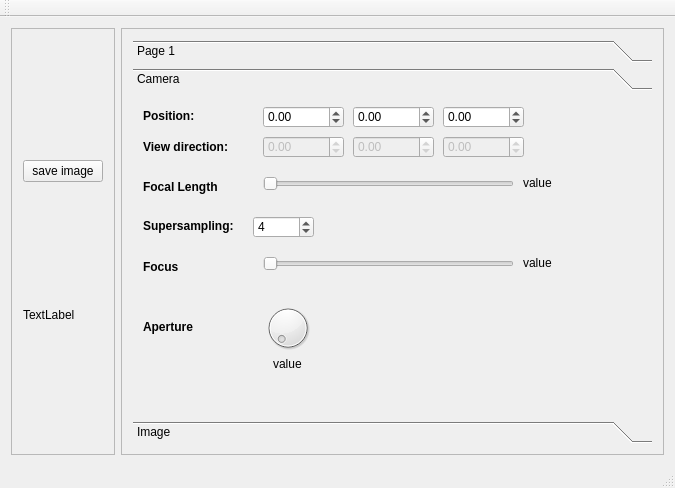
The window that mainwindow.ui (awegsche/QtRaytracer) describes before a commit, drawn with Qt 5.
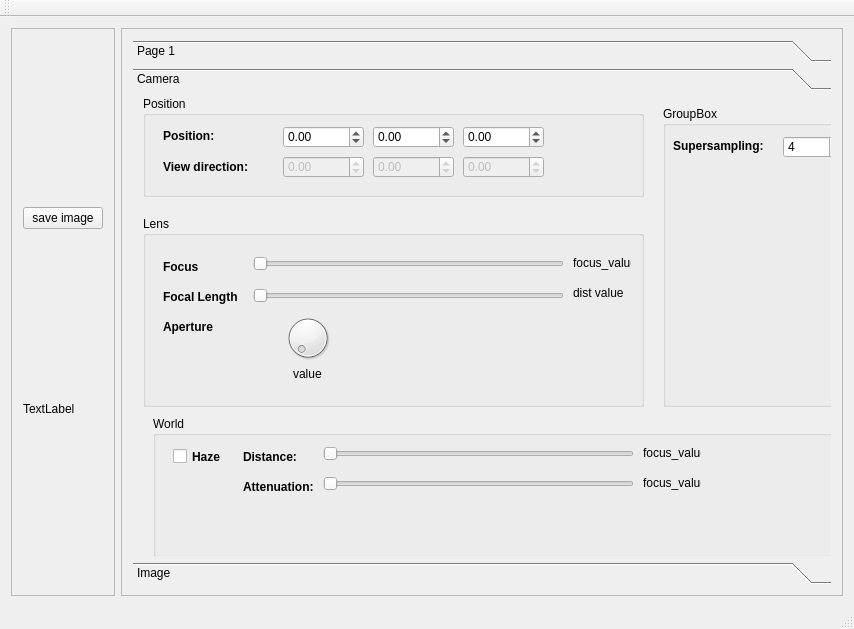
The same window after the commit.

```diff
--- a/mainwindow.ui
+++ b/mainwindow.ui
@@ -6,8 +6,8 @@
    <rect>
     <x>0</x>
     <y>0</y>
-    <width>675</width>
-    <height>488</height>
+    <width>854</width>
+    <height>629</height>
    </rect>
   </property>
   <property name="windowTitle">
@@ -103,37 +103,77 @@
            <rect>
             <x>0</x>
             <y>0</y>
-            <width>536</width>
-            <height>316</height>
+            <width>723</width>
+            <height>470</height>
            </rect>
           </property>
           <attribute name="label">
            <string>Camera</string>
           </attribute>
-          <widget class="QLabel" name="label">
+          <widget class="QGroupBox" name="groupBox">
            <property name="geometry">
             <rect>
              <x>10</x>
-             <y>10</y>
-             <width>61</width>
-             <height>20</height>
+             <y>0</y>
+             <width>501</width>
+             <height>101</height>
             </rect>
            </property>
+           <property name="sizePolicy">
+            <sizepolicy hsizetype="Preferred" vsizetype="Preferred">
+             <horstretch>0</horstretch>
+             <verstretch>0</verstretch>
+            </sizepolicy>
+           </property>
            <property name="font">
             <font>
-             <weight>75</weight>
-             <bold>true</bold>
+             <weight>50</weight>
+             <bold>false</bold>
             </font>
            </property>
-           <property name="text">
-            <string>Position:</string>
+           <property name="title">
+            <string>Position</string>
+           </property>
+           <widget class="QDoubleSpinBox" name="camDirZ">
+            <property name="enabled">
+             <bool>false</bool>
+            </property>
+            <property name="geometry">
+             <rect>
+              <x>320</x>
+              <y>60</y>
+              <width>81</width>
+              <height>22</height>
+             </rect>
+            </property>
+            <property name="minimum">
+             <double>-10000.000000000000000</double>
+            </property>
+            <property name="maximum">
+             <double>10000.000000000000000</double>
+            </property>
+           </widget>
+           <widget class="QDoubleSpinBox" name="camPosZ">
+            <property name="geometry">
+             <rect>
+              <x>320</x>
+              <y>30</y>
+              <width>81</width>
+              <height>22</height>
+             </rect>
+            </property>
+            <property name="minimum">
+             <double>-10000.000000000000000</double>
+            </property>
+            <property name="maximum">
+             <double>10000.000000000000000</double>
            </property>
           </widget>
           <widget class="QLabel" name="label_2">
            <property name="geometry">
             <rect>
-             <x>10</x>
-             <y>40</y>
+              <x>20</x>
+              <y>60</y>
              <width>111</width>
              <height>21</height>
             </rect>
@@ -148,27 +188,33 @@
             <string>View direction:</string>
            </property>
           </widget>
-          <widget class="QDoubleSpinBox" name="camPosX">
+           <widget class="QLabel" name="label">
            <property name="geometry">
             <rect>
-             <x>130</x>
-             <y>10</y>
-             <width>81</width>
-             <height>22</height>
-            </rect>
-           </property>
-           <property name="minimum">
-            <double>-10000.000000000000000</double>
-           </property>
-           <property name="maximum">
-            <double>10000.000000000000000</double>
-           </property>
-          </widget>
-          <widget class="QDoubleSpinBox" name="camPosZ">
+              <x>20</x>
+              <y>30</y>
+              <width>61</width>
+              <height>20</height>
+             </rect>
+            </property>
+            <property name="font">
+             <font>
+              <weight>75</weight>
+              <bold>true</bold>
+             </font>
+            </property>
+            <property name="text">
+             <string>Position:</string>
+            </property>
+           </widget>
+           <widget class="QDoubleSpinBox" name="camDirY">
+            <property name="enabled">
+             <bool>false</bool>
+            </property>
            <property name="geometry">
             <rect>
-             <x>310</x>
-             <y>10</y>
+              <x>230</x>
+              <y>60</y>
              <width>81</width>
              <height>22</height>
             </rect>
@@ -183,8 +229,8 @@
           <widget class="QDoubleSpinBox" name="camPosY">
            <property name="geometry">
             <rect>
-             <x>220</x>
-             <y>10</y>
+              <x>230</x>
+              <y>30</y>
              <width>81</width>
              <height>22</height>
             </rect>
@@ -202,8 +248,8 @@
            </property>
            <property name="geometry">
             <rect>
-             <x>130</x>
-             <y>40</y>
+              <x>140</x>
+              <y>60</y>
              <width>81</width>
              <height>22</height>
             </rect>
@@ -215,14 +261,11 @@
             <double>10000.000000000000000</double>
            </property>
           </widget>
-          <widget class="QDoubleSpinBox" name="camDirY">
-           <property name="enabled">
-            <bool>false</bool>
-           </property>
+           <widget class="QDoubleSpinBox" name="camPosX">
            <property name="geometry">
             <rect>
-             <x>220</x>
-             <y>40</y>
+              <x>140</x>
+              <y>30</y>
              <width>81</width>
              <height>22</height>
             </rect>
@@ -234,32 +277,39 @@
             <double>10000.000000000000000</double>
            </property>
           </widget>
-          <widget class="QDoubleSpinBox" name="camDirZ">
-           <property name="enabled">
-            <bool>false</bool>
-           </property>
+          </widget>
+          <widget class="QGroupBox" name="groupBox_2">
            <property name="geometry">
             <rect>
-             <x>310</x>
-             <y>40</y>
-             <width>81</width>
-             <height>22</height>
+             <x>10</x>
+             <y>120</y>
+             <width>501</width>
+             <height>191</height>
             </rect>
            </property>
-           <property name="minimum">
-            <double>-10000.000000000000000</double>
+           <property name="title">
+            <string>Lens</string>
            </property>
-           <property name="maximum">
-            <double>10000.000000000000000</double>
+           <widget class="QLabel" name="distanceValue">
+            <property name="geometry">
+             <rect>
+              <x>430</x>
+              <y>70</y>
+              <width>58</width>
+              <height>14</height>
+             </rect>
+            </property>
+            <property name="text">
+             <string>dist value</string>
            </property>
           </widget>
           <widget class="QSlider" name="distanceSlider">
            <property name="geometry">
             <rect>
-             <x>130</x>
-             <y>80</y>
-             <width>251</width>
-             <height>16</height>
+              <x>110</x>
+              <y>70</y>
+              <width>311</width>
+              <height>20</height>
             </rect>
            </property>
            <property name="minimum">
@@ -275,8 +325,8 @@
           <widget class="QLabel" name="label_3">
            <property name="geometry">
             <rect>
-             <x>10</x>
-             <y>80</y>
+              <x>20</x>
+              <y>70</y>
              <width>111</width>
              <height>21</height>
             </rect>
@@ -291,62 +341,11 @@
             <string>Focal Length</string>
            </property>
           </widget>
-          <widget class="QLabel" name="distanceValue">
-           <property name="geometry">
-            <rect>
-             <x>390</x>
-             <y>80</y>
-             <width>58</width>
-             <height>14</height>
-            </rect>
-           </property>
-           <property name="text">
-            <string>value</string>
-           </property>
-          </widget>
-          <widget class="QLabel" name="label_4">
-           <property name="geometry">
-            <rect>
-             <x>10</x>
-             <y>120</y>
-             <width>111</width>
-             <height>20</height>
-            </rect>
-           </property>
-           <property name="font">
-            <font>
-             <weight>75</weight>
-             <bold>true</bold>
-            </font>
-           </property>
-           <property name="text">
-            <string>Supersampling:</string>
-           </property>
-          </widget>
-          <widget class="QSpinBox" name="supersamplingBox">
-           <property name="geometry">
-            <rect>
-             <x>120</x>
-             <y>120</y>
-             <width>61</width>
-             <height>22</height>
-            </rect>
-           </property>
-           <property name="minimum">
-            <number>1</number>
-           </property>
-           <property name="maximum">
-            <number>10000</number>
-           </property>
-           <property name="value">
-            <number>4</number>
-           </property>
-          </widget>
           <widget class="QLabel" name="label_5">
            <property name="geometry">
             <rect>
-             <x>10</x>
-             <y>160</y>
+              <x>20</x>
+              <y>40</y>
              <width>111</width>
              <height>21</height>
             </rect>
@@ -364,9 +363,9 @@
           <widget class="QSlider" name="focusSlider">
            <property name="geometry">
             <rect>
-             <x>130</x>
-             <y>160</y>
-             <width>251</width>
+              <x>110</x>
+              <y>40</y>
+              <width>311</width>
              <height>16</height>
             </rect>
            </property>
@@ -383,21 +382,40 @@
           <widget class="QLabel" name="focusValue">
            <property name="geometry">
             <rect>
-             <x>390</x>
-             <y>160</y>
+              <x>430</x>
+              <y>40</y>
              <width>58</width>
              <height>14</height>
             </rect>
            </property>
            <property name="text">
-            <string>value</string>
+             <string>focus_value</string>
+            </property>
+           </widget>
+           <widget class="QLabel" name="label_6">
+            <property name="geometry">
+             <rect>
+              <x>20</x>
+              <y>100</y>
+              <width>111</width>
+              <height>21</height>
+             </rect>
+            </property>
+            <property name="font">
+             <font>
+              <weight>75</weight>
+              <bold>true</bold>
+             </font>
+            </property>
+            <property name="text">
+             <string>Aperture</string>
            </property>
           </widget>
           <widget class="QDial" name="dial">
            <property name="geometry">
             <rect>
-             <x>130</x>
-             <y>200</y>
+              <x>140</x>
+              <y>90</y>
              <width>50</width>
              <height>64</height>
             </rect>
@@ -412,8 +430,8 @@
           <widget class="QLabel" name="apertureValue">
            <property name="geometry">
             <rect>
-             <x>140</x>
-             <y>260</y>
+              <x>150</x>
+              <y>150</y>
              <width>31</width>
              <height>16</height>
             </rect>
@@ -422,12 +440,76 @@
             <string>value</string>
            </property>
           </widget>
-          <widget class="QLabel" name="label_6">
+          </widget>
+          <widget class="QGroupBox" name="groupBox_3">
+           <property name="geometry">
+            <rect>
+             <x>530</x>
+             <y>10</y>
+             <width>191</width>
+             <height>301</height>
+            </rect>
+           </property>
+           <property name="title">
+            <string>GroupBox</string>
+           </property>
+           <widget class="QLabel" name="label_4">
            <property name="geometry">
             <rect>
              <x>10</x>
-             <y>220</y>
+              <y>30</y>
              <width>111</width>
+              <height>20</height>
+             </rect>
+            </property>
+            <property name="font">
+             <font>
+              <weight>75</weight>
+              <bold>true</bold>
+             </font>
+            </property>
+            <property name="text">
+             <string>Supersampling:</string>
+            </property>
+           </widget>
+           <widget class="QSpinBox" name="supersamplingBox">
+            <property name="geometry">
+             <rect>
+              <x>120</x>
+              <y>30</y>
+              <width>61</width>
+              <height>22</height>
+             </rect>
+            </property>
+            <property name="minimum">
+             <number>1</number>
+            </property>
+            <property name="maximum">
+             <number>10000</number>
+            </property>
+            <property name="value">
+             <number>4</number>
+            </property>
+           </widget>
+          </widget>
+          <widget class="QGroupBox" name="groupBox_4">
+           <property name="geometry">
+            <rect>
+             <x>20</x>
+             <y>320</y>
+             <width>691</width>
+             <height>141</height>
+            </rect>
+           </property>
+           <property name="title">
+            <string>World</string>
+           </property>
+           <widget class="QCheckBox" name="checkBox">
+            <property name="geometry">
+             <rect>
+              <x>20</x>
+              <y>30</y>
+              <width>76</width>
              <height>21</height>
             </rect>
            </property>
@@ -438,8 +520,111 @@
             </font>
            </property>
            <property name="text">
-            <string>Aperture</string>
-           </property>
+             <string>Haze</string>
+            </property>
+           </widget>
+           <widget class="QLabel" name="label_9">
+            <property name="geometry">
+             <rect>
+              <x>90</x>
+              <y>30</y>
+              <width>71</width>
+              <height>21</height>
+             </rect>
+            </property>
+            <property name="font">
+             <font>
+              <weight>75</weight>
+              <bold>true</bold>
+             </font>
+            </property>
+            <property name="text">
+             <string>Distance:</string>
+            </property>
+           </widget>
+           <widget class="QSlider" name="hazeSlider">
+            <property name="geometry">
+             <rect>
+              <x>170</x>
+              <y>30</y>
+              <width>311</width>
+              <height>16</height>
+             </rect>
+            </property>
+            <property name="minimum">
+             <number>1</number>
+            </property>
+            <property name="maximum">
+             <number>50000</number>
+            </property>
+            <property name="orientation">
+             <enum>Qt::Horizontal</enum>
+            </property>
+           </widget>
+           <widget class="QLabel" name="hazeValue">
+            <property name="geometry">
+             <rect>
+              <x>490</x>
+              <y>30</y>
+              <width>58</width>
+              <height>14</height>
+             </rect>
+            </property>
+            <property name="text">
+             <string>focus_value</string>
+            </property>
+           </widget>
+           <widget class="QLabel" name="label_10">
+            <property name="geometry">
+             <rect>
+              <x>90</x>
+              <y>60</y>
+              <width>81</width>
+              <height>21</height>
+             </rect>
+            </property>
+            <property name="font">
+             <font>
+              <weight>75</weight>
+              <bold>true</bold>
+             </font>
+            </property>
+            <property name="text">
+             <string>Attenuation:</string>
+            </property>
+           </widget>
+           <widget class="QSlider" name="hazeattenuationSlider">
+            <property name="geometry">
+             <rect>
+              <x>170</x>
+              <y>60</y>
+              <width>311</width>
+              <height>16</height>
+             </rect>
+            </property>
+            <property name="minimum">
+             <number>1</number>
+            </property>
+            <property name="maximum">
+             <number>50000</number>
+            </property>
+            <property name="orientation">
+             <enum>Qt::Horizontal</enum>
+            </property>
+           </widget>
+           <widget class="QLabel" name="hazeattenuationValue">
+            <property name="geometry">
+             <rect>
+              <x>490</x>
+              <y>60</y>
+              <width>58</width>
+              <height>14</height>
+             </rect>
+            </property>
+            <property name="text">
+             <string>focus_value</string>
+            </property>
+           </widget>
           </widget>
          </widget>
          <widget class="QWidget" name="page_2">
```
Left out of the diff: 26 changed lines with no effect on the pictures. Lines whose indentation alone changed are shown as unchanged.
